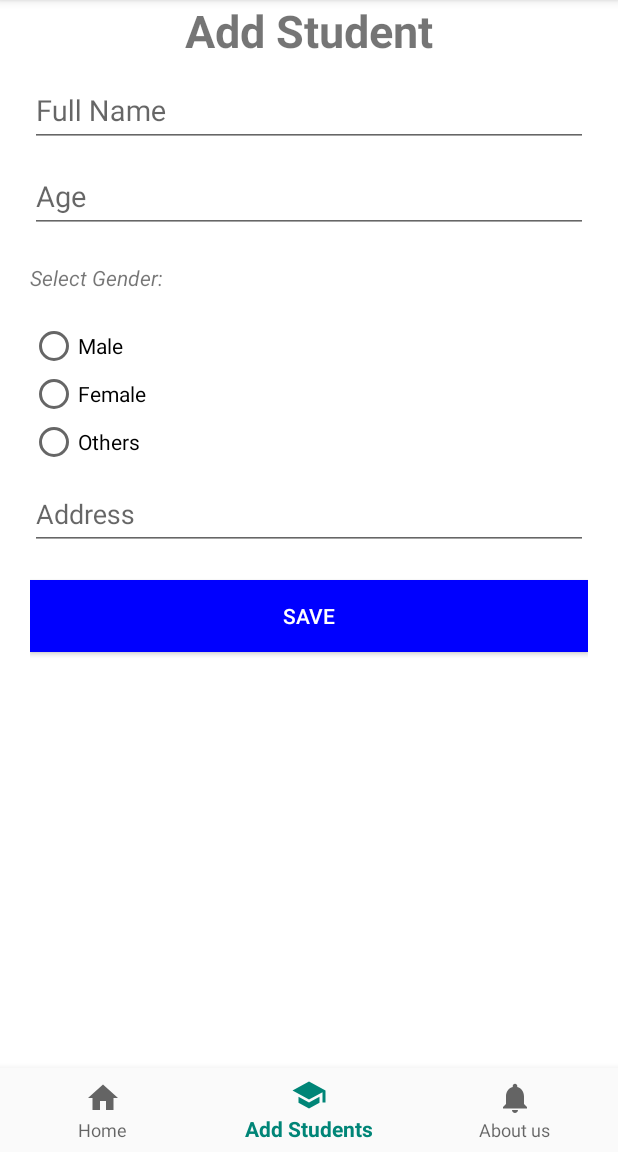
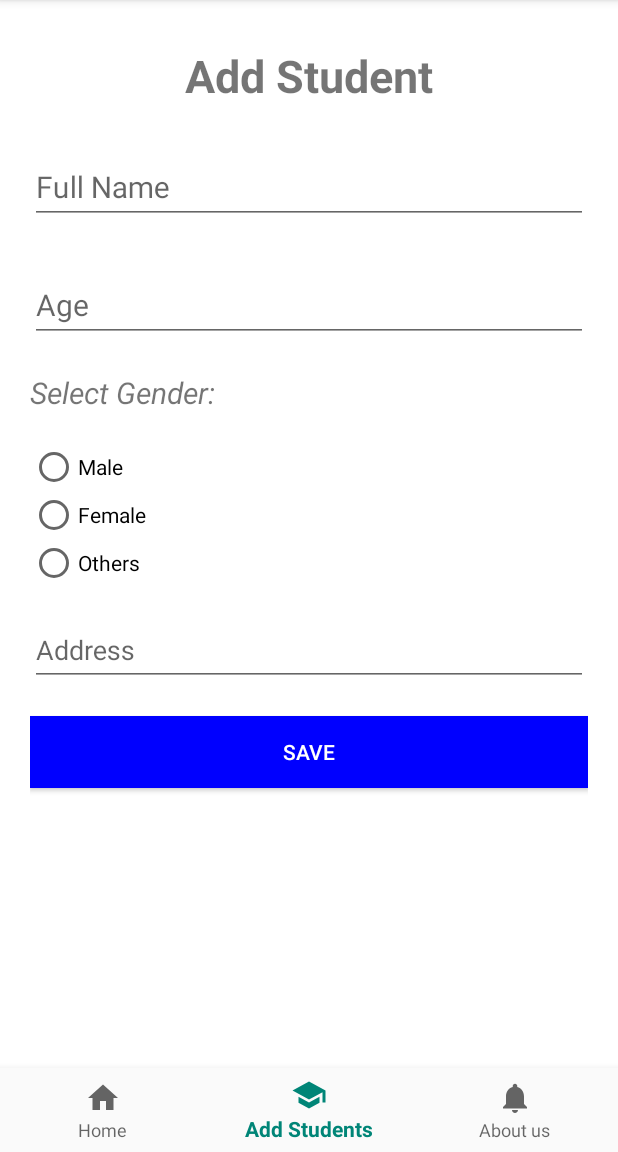
Before and after one commit to sphuyal/Esoftwarica, an Android app: the Homefragment screen opened directly, with no data from a screen before it, item 2 of the bottom bar chosen, on a phone screen of 412 x 824 dp, the part 84-1236 px from its top. Run offline under Robolectric (Android 15) with nearby library versions, the phone set to English and light mode, and no system bars.

Commit message:
Design Commit

```diff
--- a/app/src/main/java/com/hello/esoftwarica/Model/Homemodel.java
+++ b/app/src/main/java/com/hello/esoftwarica/Model/Homemodel.java
@@ -2,8 +2,9 @@ package com.hello.esoftwarica.Model;
 
 import androidx.lifecycle.LiveData;
 import androidx.lifecycle.MutableLiveData;
+import androidx.lifecycle.ViewModel;
 
-public class Homemodel {
+public class Homemodel extends ViewModel {
 
     private MutableLiveData<String> mText;
 
--- a/app/src/main/java/com/hello/esoftwarica/Recycleview/SoftwaricaAdapter.java
+++ b/app/src/main/java/com/hello/esoftwarica/Recycleview/SoftwaricaAdapter.java
@@ -1,29 +1,105 @@
 package com.hello.esoftwarica.Recycleview;
 
 import android.content.Context;
+import android.view.LayoutInflater;
+import android.view.View;
 import android.view.ViewGroup;
+import android.widget.ImageView;
+import android.widget.TextView;
+import android.widget.Toast;
 
 import androidx.annotation.NonNull;
 import androidx.recyclerview.widget.RecyclerView;
 
+import com.hello.esoftwarica.R;
+
 import java.util.List;
 
-public class SoftwaricaAdapter extends RecyclerView.Adapter<SoftwaricaAdapter> {
+public class SoftwaricaAdapter extends RecyclerView.Adapter<SoftwaricaAdapter.SoftwaricaViewHolder> {
+    Context mContext;
+    List<Softwarica> softwaricaList;
 
+    public SoftwaricaAdapter(Context mContext, List<Softwarica> softwaricaList) {
+        this.mContext = mContext;
+        this.softwaricaList = softwaricaList;
+    }
 
     @NonNull
     @Override
-    public SoftwaricaAdapter onCreateViewHolder(@NonNull ViewGroup parent, int viewType) {
-        return null;
+    public SoftwaricaAdapter.SoftwaricaViewHolder onCreateViewHolder(@NonNull ViewGroup parent, int viewType) {
+        View view = LayoutInflater.from(parent.getContext()).inflate(R.layout.activity_softwarica, parent, false);
+        return new SoftwaricaViewHolder(view);
     }
 
     @Override
-    public void onBindViewHolder(@NonNull SoftwaricaAdapter holder, int position) {
+    public void onBindViewHolder(@NonNull final SoftwaricaAdapter.SoftwaricaViewHolder holder, final int position) {
+        final Softwarica softwarica = softwaricaList.get(position);
+        holder.tvName.setText(softwarica.getName());
+        holder.tvAddress.setText(softwarica.getAddress());
+        holder.tvGender.setText(softwarica.getGender());
 
+        holder.tvAge.setText(softwarica.getAge()+"");
+
+
+        holder.imgRemove.setImageDrawable(mContext.getResources().getDrawable(R.drawable.ic_delete));
+        String gender = softwarica.getGender();
+        if (gender == "male") {
+            holder.imgProfile.setImageResource(R.drawable.male);
+        } else if (gender == "female") {
+            holder.imgProfile.setImageResource(R.drawable.female);
+        } else {
+            holder.imgProfile.setImageResource(R.drawable.others);
+        }
+
+
+        holder.imgProfile.setOnClickListener(new View.OnClickListener() {
+            @Override
+            public void onClick(View v) {
+                Toast.makeText(mContext, "hi " + softwarica.getName(), Toast.LENGTH_SHORT).show();
+            }
+        });
+
+        holder.imgUpdate.setOnClickListener(new View.OnClickListener() {
+            @Override
+            public void onClick(View v) {
+
+
+            }
+        });
+
+        holder.imgRemove.setOnClickListener(new View.OnClickListener() {
+            @Override
+            public void onClick(View v) {
+                Softwarica softwarica1 = softwaricaList.get(position);
+                softwaricaList.remove(position);
+                notifyItemRemoved(position);
+
+                Toast.makeText(mContext, "Removed " + softwarica1.getName(), Toast.LENGTH_SHORT).show();
+            }
+        });
     }
+
+
 
     @Override
     public int getItemCount() {
-        return 0;
+        return softwaricaList.size();
+    }
+
+    public class SoftwaricaViewHolder extends RecyclerView.ViewHolder {
+        TextView tvName, tvAddress, tvAge, tvGender;
+        ImageView imgProfile, imgRemove,imgUpdate;
+
+        public SoftwaricaViewHolder(@NonNull View itemView) {
+            super(itemView);
+            tvName = itemView.findViewById(R.id.tvName);
+            tvAddress = itemView.findViewById(R.id.tvAddress);
+            tvAge = itemView.findViewById(R.id.tvage);
+            tvGender = itemView.findViewById(R.id.tvgender);
+            imgProfile = itemView.findViewById(R.id.imgProfile);
+            imgRemove = itemView.findViewById(R.id.imgRemove);
+            imgUpdate=itemView.findViewById(R.id.imgupdate);
+
+        }
     }
 }
--- a/app/src/main/res/layout/fragment_add.xml
+++ b/app/src/main/res/layout/fragment_add.xml
@@ -9,6 +9,7 @@
     tools:context=".Fragments.Addfragment">
 
    <TextView
+       android:layout_marginTop="30sp"
        android:id="@+id/tvAdd"
        android:layout_width="wrap_content"
        android:layout_height="wrap_content"
@@ -21,13 +22,13 @@
     <com.google.android.material.textfield.TextInputLayout
         android:layout_width="match_parent"
         android:layout_height="wrap_content"
+        android:layout_marginTop="20dp"
         >
         <EditText
             android:id="@+id/etName"
             android:layout_width="match_parent"
             android:layout_height="wrap_content"
-            android:layout_marginTop="20dp"
-            android:textSize="19sp"
+            android:textSize="20sp"
             android:hint="Full Name"/>
     </com.google.android.material.textfield.TextInputLayout>
 
@@ -35,13 +36,13 @@
     <com.google.android.material.textfield.TextInputLayout
         android:layout_width="match_parent"
         android:layout_height="wrap_content"
+        android:layout_marginTop="20dp"
         >
         <EditText
             android:id="@+id/etAge"
             android:layout_width="match_parent"
             android:layout_height="wrap_content"
-            android:layout_marginTop="20dp"
-            android:textSize="19sp"
+            android:textSize="20sp"
             android:hint="Age"/>
     </com.google.android.material.textfield.TextInputLayout>
 
@@ -50,6 +51,7 @@
         android:layout_width="match_parent"
         android:layout_height="wrap_content"
         android:text="Select Gender: "
+        android:textSize="20dp"
         android:layout_marginTop="20dp"
         android:textStyle="italic"/>
 
@@ -84,14 +86,14 @@
 
     <com.google.android.material.textfield.TextInputLayout
         android:layout_width="match_parent"
-        android:layout_height="wrap_content">
+        android:layout_height="wrap_content"
+        android:layout_marginTop="10dp">
 
         <EditText
             android:id="@+id/etAddress"
             android:layout_width="match_parent"
             android:layout_height="wrap_content"
             android:textSize="18sp"
-            android:layout_marginTop="20dp"
             android:hint="Address"/>
 
 
```
Also changed, not shown: app/src/main/java/com/hello/esoftwarica/Fragments/Homefragment.java (+0 -8 lines), app/src/main/res/drawable/Others.png (deleted).
